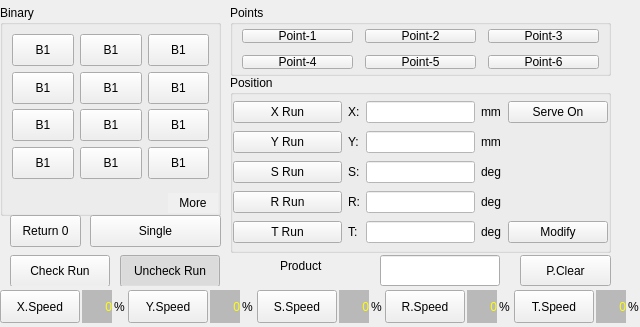
Above: hcmanualoperation/ichcmanualoperationpageframe.ui from GaussCheng/2-5AxisPunch before the change. Below: the same form after it.
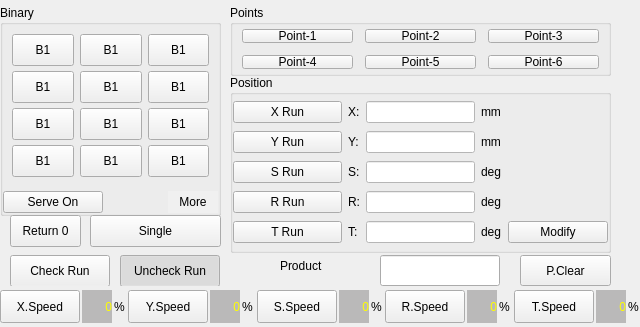
That is the form after the change. Custom widgets are drawn as their Qt base class.

What changed in the file:
```diff
--- a/hcmanualoperation/ichcmanualoperationpageframe.ui
+++ b/hcmanualoperation/ichcmanualoperationpageframe.ui
@@ -404,6 +404,28 @@
       </item>
       <item>
        <layout class="QHBoxLayout" name="horizontalLayout_2">
+        <item>
+         <widget class="QPushButton" name="serveControl">
+          <property name="sizePolicy">
+           <sizepolicy hsizetype="Minimum" vsizetype="Preferred">
+            <horstretch>0</horstretch>
+            <verstretch>0</verstretch>
+           </sizepolicy>
+          </property>
+          <property name="minimumSize">
+           <size>
+            <width>100</width>
+            <height>0</height>
+           </size>
+          </property>
+          <property name="text">
+           <string>Serve On</string>
+          </property>
+          <property name="checkable">
+           <bool>true</bool>
+          </property>
+         </widget>
+        </item>
         <item>
          <spacer name="horizontalSpacer">
           <property name="orientation">
@@ -736,28 +758,6 @@
         </property>
        </widget>
       </item>
-      <item row="0" column="4">
-       <widget class="QPushButton" name="serveControl">
-        <property name="sizePolicy">
-         <sizepolicy hsizetype="Minimum" vsizetype="Preferred">
-          <horstretch>0</horstretch>
-          <verstretch>0</verstretch>
-         </sizepolicy>
-        </property>
-        <property name="minimumSize">
-         <size>
-          <width>100</width>
-          <height>0</height>
-         </size>
-        </property>
-        <property name="text">
-         <string>Serve On</string>
-        </property>
-        <property name="checkable">
-         <bool>true</bool>
-        </property>
-       </widget>
-      </item>
       <item row="4" column="4">
        <widget class="QPushButton" name="setButton">
         <property name="sizePolicy">
```
Left out of the diff: 11 changed lines with no effect on the pictures.
